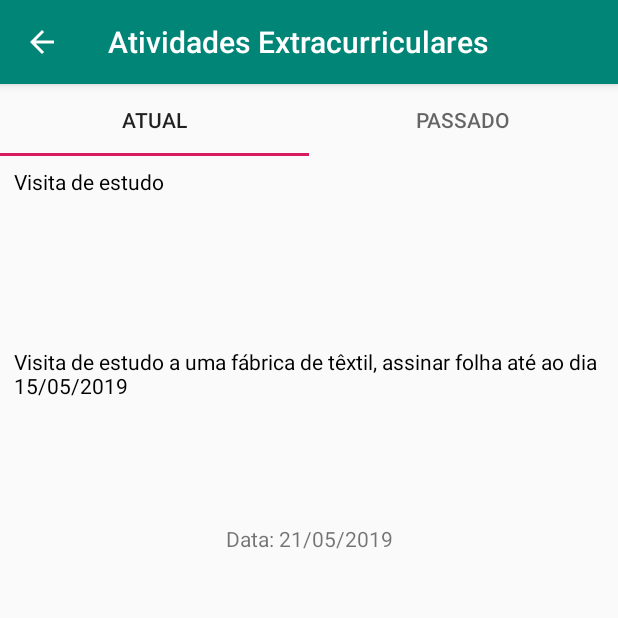
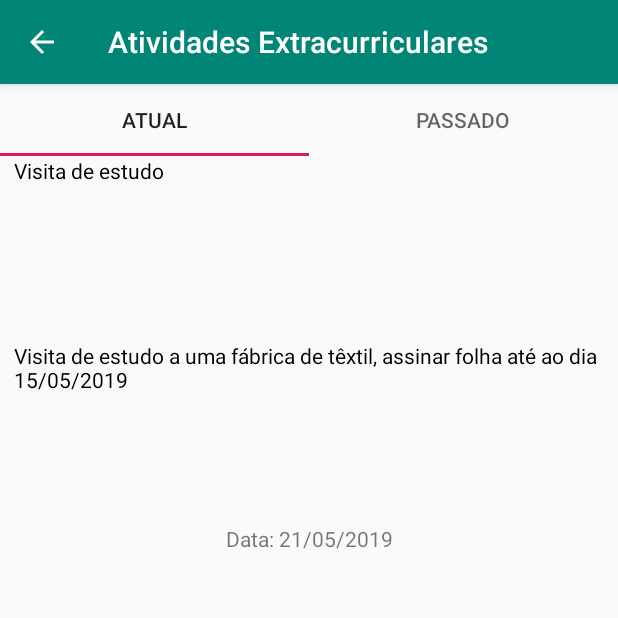
Before and after one commit to jcoelh0/IHC-AEEB, an Android app: the screen it shows after launch (AtividadesExtracur), after a tap on "Atividades Extracurriculares", on a phone screen of 412 x 824 dp, the top half of it. Run offline under Robolectric (Android 15) with nearby library versions, the phone set to English and light mode, and no system bars.

Commit message:
fixed ementa and horario andd other bugs

```diff
--- a/app/src/main/java/com/example/myapplication/Anuncios_Add.java
+++ b/app/src/main/java/com/example/myapplication/Anuncios_Add.java
@@ -11,6 +11,8 @@ import android.view.View;
 import android.widget.CalendarView;
 import android.widget.DatePicker;
 import android.widget.TextView;
+import android.widget.Toast;
+
 import java.util.Date;
 
 public class Anuncios_Add extends AppCompatActivity {
@@ -54,8 +56,8 @@ public class Anuncios_Add extends AppCompatActivity {
             dataNovoAnuncio= "";
         }
 
-        Intent anuncios = new Intent(getApplicationContext(), Anuncios.class);
-        startActivity(anuncios);
+        navigateUpTo(new Intent(getBaseContext(), Anuncios.class));
+        Toast.makeText(this,"Anúncio Adicionado.", Toast.LENGTH_SHORT).show();
         return true;
     }
 
--- a/app/src/main/java/com/example/myapplication/AtividadesExtracur_Add.java
+++ b/app/src/main/java/com/example/myapplication/AtividadesExtracur_Add.java
@@ -56,8 +56,8 @@ public class AtividadesExtracur_Add extends AppCompatActivity {
             dataNovaAtiv= "";
         }
 
-        Intent anuncios = new Intent(getApplicationContext(), Anuncios.class);
-        startActivity(anuncios);
+        navigateUpTo(new Intent(getBaseContext(), MainActivity.class));
+        Toast.makeText(this,"Atividade Adicionada.", Toast.LENGTH_SHORT).show();
         return true;
     }
 }
--- a/app/src/main/java/com/example/myapplication/Ementa.java
+++ b/app/src/main/java/com/example/myapplication/Ementa.java
@@ -15,8 +15,6 @@ public class Ementa extends AppCompatActivity {
     protected void onCreate(Bundle savedInstanceState) {
         super.onCreate(savedInstanceState);
         setContentView(R.layout.activity_ementa);
-        getSupportActionBar().setDisplayHomeAsUpEnabled(true);
-        setTitle("Ementa");
         final ListView lv = (ListView) findViewById(R.id.listView1);
 
         String[] pratos = new String[] {
@@ -39,4 +37,5 @@ public class Ementa extends AppCompatActivity {
         ementa.add("Café ou gelatina");
         arrayAdapter.notifyDataSetChanged();
     }
+
 }
--- a/app/src/main/java/com/example/myapplication/Horario.java
+++ b/app/src/main/java/com/example/myapplication/Horario.java
@@ -10,8 +10,6 @@ public class Horario extends AppCompatActivity {
     protected void onCreate(Bundle savedInstanceState) {
         super.onCreate(savedInstanceState);
         setContentView(R.layout.activity_horario);
-        getSupportActionBar().setDisplayHomeAsUpEnabled(true);
-        setTitle("Horário");
     }
 
     @Override
--- a/app/src/main/java/com/example/myapplication/MainActivity.java
+++ b/app/src/main/java/com/example/myapplication/MainActivity.java
@@ -27,7 +27,7 @@ public class MainActivity extends AppCompatActivity {
     protected void onCreate(Bundle savedInstanceState) {
         super.onCreate(savedInstanceState);
         setContentView(R.layout.activity_main);
-        Toast.makeText(this,"Your Message", Toast.LENGTH_LONG).show();
+        //Toast.makeText(this,"Your Message", Toast.LENGTH_LONG).show();
 
         // variavel para objeto Switch seleciona tipo de usuario
         Switch usuarioSwitch = (Switch) findViewById(R.id.switch1);
--- a/app/src/main/res/layout/activity_atividades_extracur.xml
+++ b/app/src/main/res/layout/activity_atividades_extracur.xml
@@ -10,7 +10,6 @@
         android:id="@+id/tabLayout"
         android:layout_width="0dp"
         android:layout_height="wrap_content"
-        android:layout_marginBottom="7dp"
         app:layout_constraintBottom_toTopOf="@+id/textView"
         app:layout_constraintEnd_toEndOf="parent"
         app:layout_constraintStart_toStartOf="parent"
@@ -32,13 +31,14 @@
         android:id="@+id/textView"
         android:layout_width="307dp"
         android:layout_height="0dp"
+        android:layout_marginStart="9dp"
         android:layout_marginBottom="4dp"
         android:text="@string/visitaEstudo"
         android:textColor="@android:color/black"
         android:textSize="14sp"
         android:visibility="visible"
         app:layout_constraintBottom_toTopOf="@+id/textView3"
-        app:layout_constraintStart_toStartOf="@+id/textView3"
+        app:layout_constraintStart_toStartOf="parent"
         app:layout_constraintTop_toBottomOf="@+id/tabLayout" />
 
     <TextView
@@ -47,7 +47,7 @@
         android:layout_height="0dp"
         android:layout_marginStart="9dp"
         android:layout_marginEnd="9dp"
-        android:layout_marginBottom="2dp"
+        android:layout_marginBottom="3dp"
         android:text="@string/descriçaovisita"
         android:textColor="@android:color/black"
         app:layout_constraintBottom_toTopOf="@+id/textView7"
--- a/app/src/main/res/layout/activity_atividades_extracur__add.xml
+++ b/app/src/main/res/layout/activity_atividades_extracur__add.xml
@@ -38,7 +38,7 @@
         <android.support.design.widget.TextInputEditText
             android:layout_width="match_parent"
             android:layout_height="143dp"
-            android:hint="@string/descri_o" />
+            android:hint="@string/descri_o"/>
     </android.support.design.widget.TextInputLayout>
 
     <DatePicker
--- a/app/src/main/res/layout/activity_ementa.xml
+++ b/app/src/main/res/layout/activity_ementa.xml
@@ -21,7 +21,7 @@
         android:layout_width="346dp"
         android:layout_height="30dp"
         android:layout_marginBottom="16dp"
-        android:text="@string/horarioDia"
+        android:text="@string/ementaDia"
         android:textColor="@android:color/black"
         android:textSize="24sp"
         app:layout_constraintBottom_toTopOf="@+id/listView1"
--- a/app/src/main/res/values/strings.xml
+++ b/app/src/main/res/values/strings.xml
@@ -32,7 +32,7 @@
     <string name="descriçaovisita">Visita de estudo a uma fábrica de têxtil, assinar folha até ao dia 15/05/2019</string>
     <string name="descri_o">Descrição</string>
     <string name="atividade">Atividade</string>
-    <string name="horarioDia">Horário dia 21/05/2019</string>
+    <string name="ementaDia">Ementa dia 21/05/2019</string>
     <string name="segunda_feira">Segunda-feira</string>
     <string name="ter_a_feira">Terça-feira</string>
     <string name="quarta_feira">Quarta-feira</string>
```
Also changed, not shown: app/src/main/AndroidManifest.xml (+8 -2 lines).
